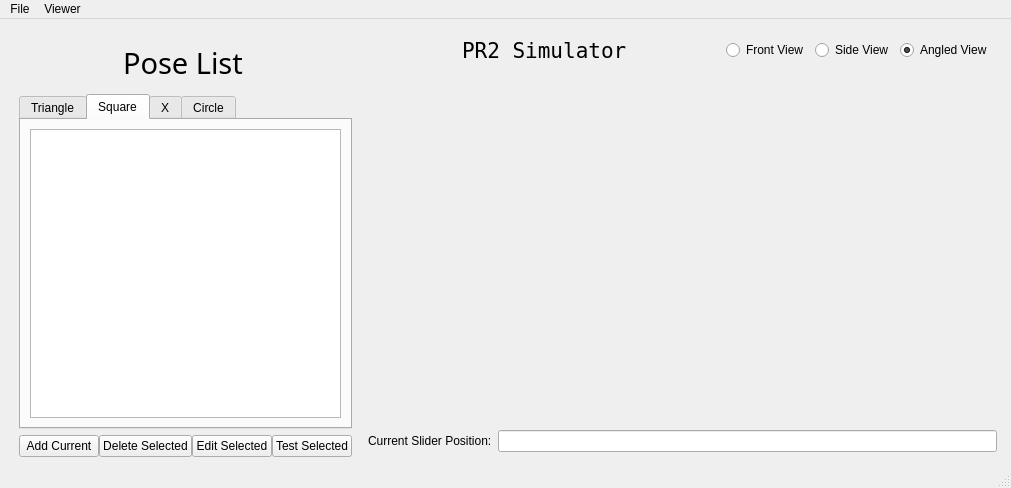
Old version of the form slider_gui/src/sharon_simple.ui in the repository PR2/pr2_hack_the_future.
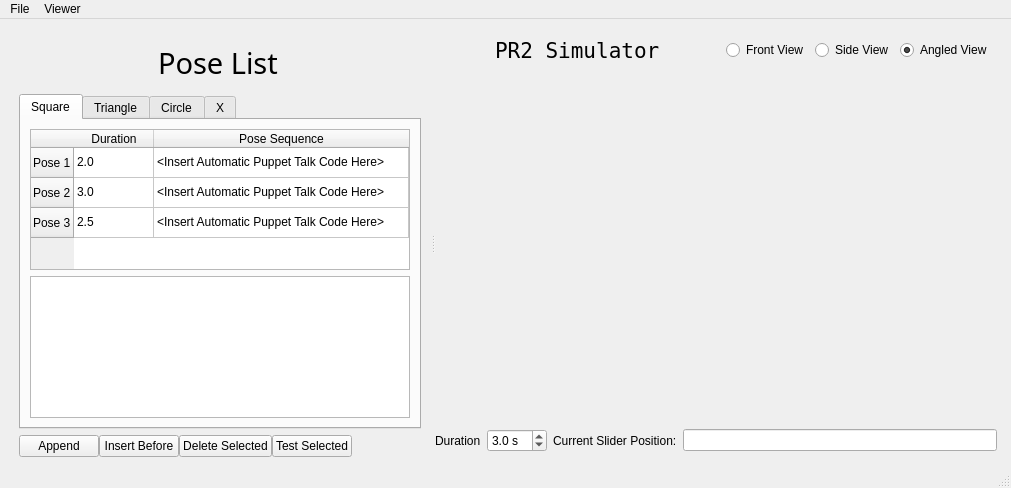
New version of the form. The open tabs and pages were chosen to show the change.

Commit message: more features and fixes for slider gui simple

What changed in the file:
```diff
--- a/slider_gui/src/sharon_simple.ui
+++ b/slider_gui/src/sharon_simple.ui
@@ -17,8 +17,16 @@
    <property name="windowTitle">
     <string>Form</string>
    </property>
-   <layout class="QHBoxLayout" name="horizontalLayout_2" stretch="1,2">
+   <layout class="QVBoxLayout" name="verticalLayout">
     <item>
+     <widget class="QSplitter" name="splitter">
+      <property name="orientation">
+       <enum>Qt::Horizontal</enum>
+      </property>
+      <property name="childrenCollapsible">
+       <bool>false</bool>
+      </property>
+      <widget class="QWidget" name="widget_left">
      <layout class="QVBoxLayout" name="verticalLayout_3">
       <property name="leftMargin">
        <number>10</number>
@@ -86,15 +94,18 @@
         <property name="currentIndex">
          <number>0</number>
         </property>
-        <widget class="QWidget" name="triangle_tab">
+          <widget class="QWidget" name="square_tab">
          <attribute name="title">
-          <string>Triangle</string>
+            <string>Square</string>
          </attribute>
          <layout class="QVBoxLayout" name="verticalLayout_2">
           <item>
            <widget class="QTableWidget" name="triangle_tableWidget">
             <attribute name="horizontalHeaderDefaultSectionSize">
-             <number>350</number>
+               <number>80</number>
+              </attribute>
+              <attribute name="horizontalHeaderStretchLastSection">
+               <bool>true</bool>
             </attribute>
             <attribute name="verticalHeaderCascadingSectionResizes">
              <bool>false</bool>
@@ -114,6 +125,11 @@
               <string>Pose 3</string>
              </property>
             </row>
+              <column>
+               <property name="text">
+                <string>Duration</string>
+               </property>
+              </column>
             <column>
              <property name="text">
               <string>Pose Sequence</string>
@@ -121,38 +137,36 @@
             </column>
             <item row="0" column="0">
              <property name="text">
+                <string>2.0</string>
+               </property>
+              </item>
+              <item row="0" column="1">
+               <property name="text">
               <string>&lt;Insert Automatic Puppet Talk Code Here&gt;</string>
              </property>
             </item>
             <item row="1" column="0">
              <property name="text">
+                <string>3.0</string>
+               </property>
+              </item>
+              <item row="1" column="1">
+               <property name="text">
               <string>&lt;Insert Automatic Puppet Talk Code Here&gt;</string>
              </property>
             </item>
             <item row="2" column="0">
              <property name="text">
+                <string>2.5</string>
+               </property>
+              </item>
+              <item row="2" column="1">
+               <property name="text">
               <string>&lt;Insert Automatic Puppet Talk Code Here&gt;</string>
              </property>
             </item>
            </widget>
           </item>
-          <item>
-           <widget class="QTableView" name="triangle_tableView">
-            <property name="selectionMode">
-             <enum>QAbstractItemView::SingleSelection</enum>
-            </property>
-            <property name="selectionBehavior">
-             <enum>QAbstractItemView::SelectRows</enum>
-            </property>
-           </widget>
-          </item>
-         </layout>
-        </widget>
-        <widget class="QWidget" name="square_tab">
-         <attribute name="title">
-          <string>Square</string>
-         </attribute>
-         <layout class="QVBoxLayout" name="verticalLayout_4">
           <item>
            <widget class="QTableView" name="square_tableView">
             <property name="selectionMode">
@@ -165,11 +179,11 @@
           </item>
          </layout>
         </widget>
-        <widget class="QWidget" name="x_tab">
+          <widget class="QWidget" name="triangle_tab">
          <attribute name="title">
-          <string>X</string>
-         </attribute>
-         <layout class="QVBoxLayout" name="verticalLayout_5">
+            <string>Triangle</string>
+           </attribute>
+           <layout class="QVBoxLayout" name="verticalLayout_4">
           <item>
            <widget class="QTableView" name="x_tableView">
             <property name="selectionMode">
@@ -199,6 +213,23 @@
           </item>
          </layout>
         </widget>
+          <widget class="QWidget" name="x_tab">
+           <attribute name="title">
+            <string>X</string>
+           </attribute>
+           <layout class="QVBoxLayout" name="verticalLayout_5">
+            <item>
+             <widget class="QTableView" name="x_tableView">
+              <property name="selectionMode">
+               <enum>QAbstractItemView::SingleSelection</enum>
+              </property>
+              <property name="selectionBehavior">
+               <enum>QAbstractItemView::SelectRows</enum>
+              </property>
+             </widget>
+            </item>
+           </layout>
+          </widget>
        </widget>
       </item>
       <item>
@@ -209,24 +240,24 @@
         <item>
          <widget class="QPushButton" name="add_current_pushButton">
           <property name="text">
-           <string>Add Current</string>
+             <string>Append</string>
           </property>
          </widget>
         </item>
         <item>
-         <widget class="QPushButton" name="pushButton">
+           <widget class="QPushButton" name="insert_before_pushButton">
+            <property name="text">
+             <string>Insert Before</string>
+            </property>
+           </widget>
+          </item>
+          <item>
+           <widget class="QPushButton" name="delete_selected_pushButton">
           <property name="text">
            <string>Delete Selected</string>
           </property>
          </widget>
         </item>
-        <item>
-         <widget class="QPushButton" name="pushButton_2">
-          <property name="text">
-           <string>Edit Selected</string>
-          </property>
-         </widget>
-        </item>
         <item>
          <widget class="QPushButton" name="test_selected_pushButton">
           <property name="text">
@@ -250,8 +281,8 @@
        </layout>
       </item>
      </layout>
-    </item>
-    <item>
+      </widget>
+      <widget class="QWidget" name="widget_right">
      <layout class="QVBoxLayout" name="robot_view_verticalLayout" stretch="0,1,0">
       <property name="topMargin">
        <number>5</number>
@@ -346,6 +377,38 @@
       </item>
       <item>
        <layout class="QHBoxLayout" name="horizontalLayout_3">
+          <item>
+           <widget class="QLabel" name="label">
+            <property name="text">
+             <string>Duration</string>
+            </property>
+           </widget>
+          </item>
+          <item>
+           <widget class="QDoubleSpinBox" name="duration_doubleSpinBox">
+            <property name="locale">
+             <locale language="English" country="UnitedStates"/>
+            </property>
+            <property name="suffix">
+             <string> s</string>
+            </property>
+            <property name="decimals">
+             <number>1</number>
+            </property>
+            <property name="minimum">
+             <double>0.500000000000000</double>
+            </property>
+            <property name="maximum">
+             <double>10.000000000000000</double>
+            </property>
+            <property name="singleStep">
+             <double>0.500000000000000</double>
+            </property>
+            <property name="value">
+             <double>3.000000000000000</double>
+            </property>
+           </widget>
+          </item>
         <item>
          <widget class="QLabel" name="label_2">
           <property name="text">
@@ -359,6 +422,8 @@
        </layout>
       </item>
      </layout>
+      </widget>
+     </widget>
     </item>
    </layout>
   </widget>
```
Left out of the diff: 6 changed lines with no effect on the pictures. Lines whose indentation alone changed are shown as unchanged. The commit also changes 11 other files.
